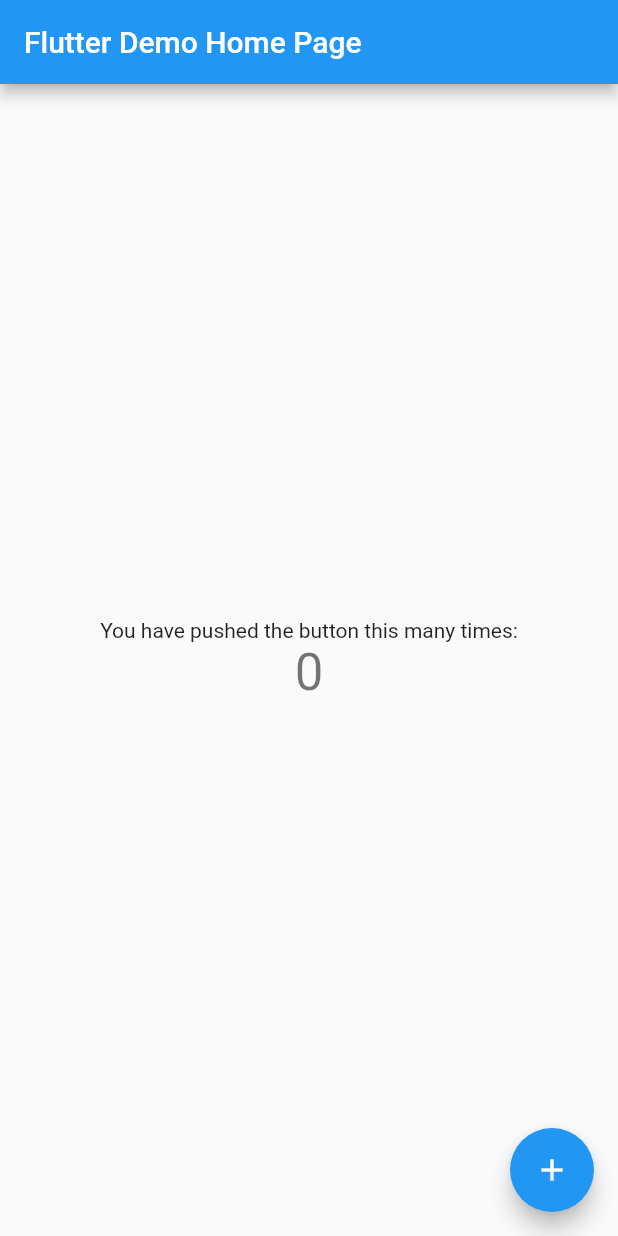
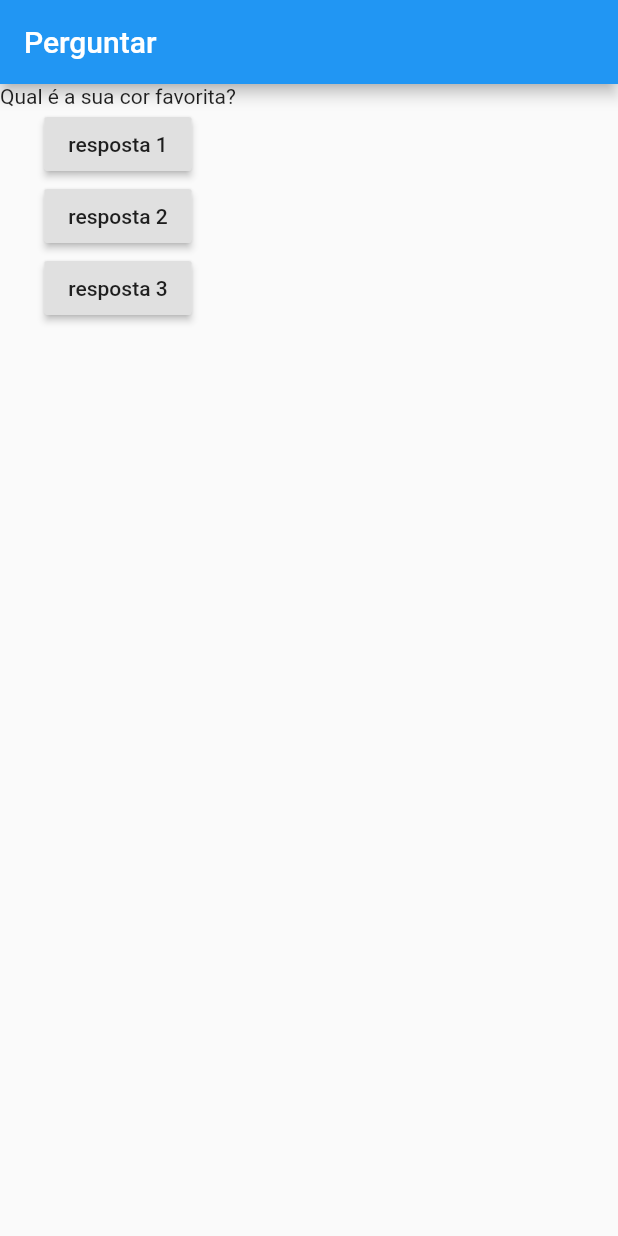
Before and after one commit to Adriano-Severino/projeto-perguntas, a Flutter app: the screen it shows after launch, on a phone screen of 412 x 824 dp. Run offline on Flutter 3.47's test engine with Material 2 defaults, Android fonts, the phone set to English and light mode, and no system bars.

Commit message:
metodos de pergunta

```diff
--- a/lib/main.dart
+++ b/lib/main.dart
@@ -1,115 +1,56 @@
 import 'package:flutter/material.dart';
+import './questao.dart';
+void main() => runApp(PerguntarApp());
 
-void main() {
-  runApp(const MyApp());
-}
+class PerguntarAppState extends State<PerguntarApp> {
+  var _perguntaSelecionada = 0;
 
-class MyApp extends StatelessWidget {
-  const MyApp({Key? key}) : super(key: key);
+  void resposta() {
+    setState(() {
+      _perguntaSelecionada++;
+    });
+    print('pergunta respondida');
+  }
 
-  // This widget is the root of your application.
   @override
   Widget build(BuildContext context) {
+    final List<String> perguntas = [
+      'Qual é a sua cor favorita?',
+      'Qual é o seu animal favorito?',
+    ];
+
     return MaterialApp(
-      title: 'Flutter Demo',
-      theme: ThemeData(
-        // This is the theme of your application.
-        //
-        // Try running your application with "flutter run". You'll see the
-        // application has a blue toolbar. Then, without quitting the app, try
-        // changing the primarySwatch below to Colors.green and then invoke
-        // "hot reload" (press "r" in the console where you ran "flutter run",
-        // or simply save your changes to "hot reload" in a Flutter IDE).
-        // Notice that the counter didn't reset back to zero; the application
-        // is not restarted.
-        primarySwatch: Colors.blue,
+      home: Scaffold(
+        appBar: AppBar(
+          title: const Text('Perguntar'),
+        ),
+        body: Column(
+          children: <Widget>[
+            Questao(perguntas[_perguntaSelecionada]),
+            RaisedButton(
+              onPressed: resposta,
+              child: const Text('resposta 1'),
+            ),
+            RaisedButton(
+              onPressed: resposta,
+              child: const Text('resposta 2'),
+            ),
+            RaisedButton(
+              onPressed: resposta,
+              child: const Text('resposta 3'),
+            ),
+          ],
+        ),
       ),
-      home: const MyHomePage(title: 'Flutter Demo Home Page'),
     );
   }
 }
 
-class MyHomePage extends StatefulWidget {
-  const MyHomePage({Key? key, required this.title}) : super(key: key);
+class PerguntarApp extends StatefulWidget {
+  const PerguntarApp({Key? key}) : super(key: key);
 
-  // This widget is the home page of your application. It is stateful, meaning
-  // that it has a State object (defined below) that contains fields that affect
-  // how it looks.
-
-  // This class is the configuration for the state. It holds the values (in this
-  // case the title) provided by the parent (in this case the App widget) and
-  // used by the build method of the State. Fields in a Widget subclass are
-  // always marked "final".
-
-  final String title;
-
-  @override
-  State<MyHomePage> createState() => _MyHomePageState();
-}
-
-class _MyHomePageState extends State<MyHomePage> {
-  int _counter = 0;
-
-  void _incrementCounter() {
-    setState(() {
-      // This call to setState tells the Flutter framework that something has
-      // changed in this State, which causes it to rerun the build method below
-      // so that the display can reflect the updated values. If we changed
-      // _counter without calling setState(), then the build method would not be
-      // called again, and so nothing would appear to happen.
-      _counter++;
-    });
+  PerguntarAppState createState() {
+    return PerguntarAppState();
   }
 
-  @override
-  Widget build(BuildContext context) {
-    // This method is rerun every time setState is called, for instance as done
-    // by the _incrementCounter method above.
-    //
-    // The Flutter framework has been optimized to make rerunning build methods
-    // fast, so that you can just rebuild anything that needs updating rather
-    // than having to individually change instances of widgets.
-    return Scaffold(
-      appBar: AppBar(
-        // Here we take the value from the MyHomePage object that was created by
-        // the App.build method, and use it to set our appbar title.
-        title: Text(widget.title),
-      ),
-      body: Center(
-        // Center is a layout widget. It takes a single child and positions it
-        // in the middle of the parent.
-        child: Column(
-          // Column is also a layout widget. It takes a list of children and
-          // arranges them vertically. By default, it sizes itself to fit its
-          // children horizontally, and tries to be as tall as its parent.
-          //
-          // Invoke "debug painting" (press "p" in the console, choose the
-          // "Toggle Debug Paint" action from the Flutter Inspector in Android
-          // Studio, or the "Toggle Debug Paint" command in Visual Studio Code)
-          // to see the wireframe for each widget.
-          //
-          // Column has various properties to control how it sizes itself and
-          // how it positions its children. Here we use mainAxisAlignment to
-          // center the children vertically; the main axis here is the vertical
-          // axis because Columns are vertical (the cross axis would be
-          // horizontal).
-          mainAxisAlignment: MainAxisAlignment.center,
-          children: <Widget>[
-            const Text(
-              'You have pushed the button this many times:',
-            ),
-            Text(
-              '$_counter',
-              style: Theme.of(context).textTheme.headline4,
-            ),
-          ],
-        ),
-      ),
-      floatingActionButton: FloatingActionButton(
-        onPressed: _incrementCounter,
-        tooltip: 'Increment',
-        child: const Icon(Icons.add),
-      ), // This trailing comma makes auto-formatting nicer for build methods.
-    );
-  }
 }
--- /dev/null
+++ b/lib/questao.dart
@@ -0,0 +1,13 @@
+import 'package:flutter/material.dart';
+
+class Questao extends StatelessWidget {
+
+ final String texto;
+
+Questao(this.texto);
+
+  @override
+  Widget build(BuildContext context) {
+    return Text(texto);
+  }
+}
```
